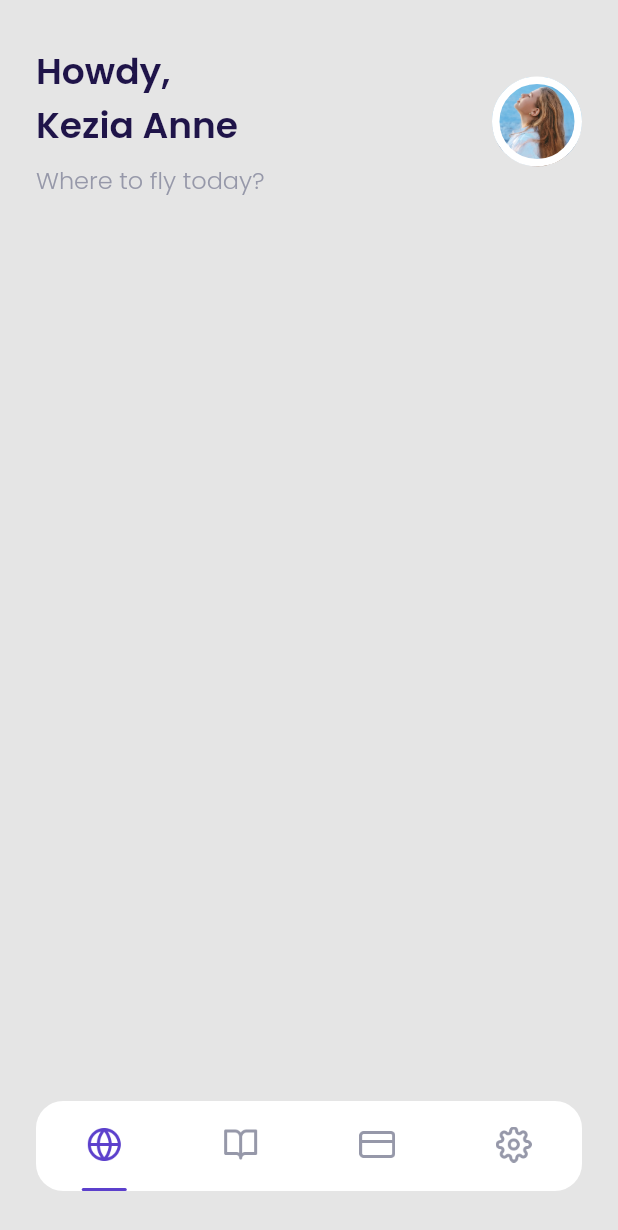
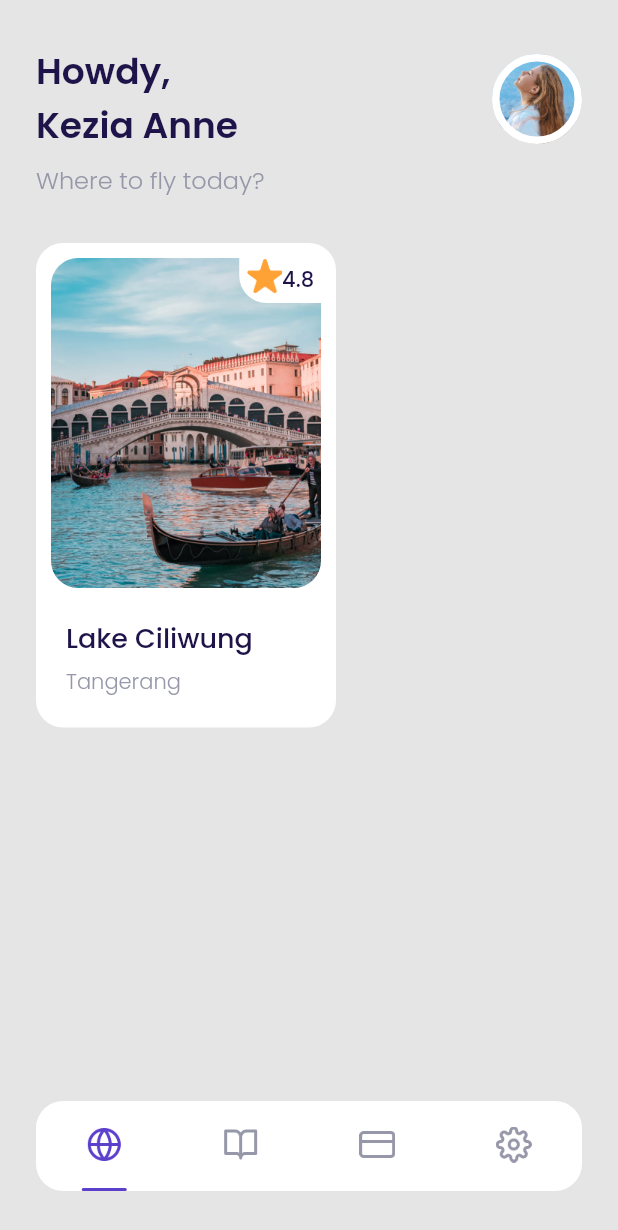
Before and after one commit to embunazzahra/travel_app, a Flutter app: the screen it shows after launch, on a phone screen of 412 x 824 dp. Shown: the top 1230 px of the screen. Run offline on Flutter 3.47's test engine with Material 2 defaults, Android fonts, the phone set to English and light mode, and no system bars; our stand-ins replace google_fonts.

Commit message:
destination section_1

```diff
--- a/lib/ui/pages/home_page.dart
+++ b/lib/ui/pages/home_page.dart
@@ -8,7 +8,11 @@ class HomePage extends StatelessWidget {
     return Container(
       margin:
           EdgeInsets.only(right: defaultMargin, left: defaultMargin, top: 30),
-      child: Row(
+      child: Column(
+        crossAxisAlignment: CrossAxisAlignment.start,
+        children: [
+          Row(
+            mainAxisAlignment: MainAxisAlignment.center,
             children: [
               Expanded(
                 child: Column(
@@ -16,15 +20,9 @@ class HomePage extends StatelessWidget {
                   children: [
                     Text(
                       'Howdy,\nKezia Anne',
-                  style: blackFont.copyWith(fontSize: 24, fontWeight: semiBold),
+                      style: blackFont.copyWith(
+                          fontSize: 24, fontWeight: semiBold),
                     ),
-                SizedBox(
-                  height: 6,
-                ),
-                Text(
-                  'Where to fly today?',
-                  style: greyFont.copyWith(fontWeight: light, fontSize: 16),
-                )
                   ],
                 ),
               ),
@@ -42,6 +40,94 @@ class HomePage extends StatelessWidget {
               )
             ],
           ),
+          SizedBox(
+            height: 6,
+          ),
+          Text(
+            'Where to fly today?',
+            style: greyFont.copyWith(fontWeight: light, fontSize: 16),
+          )
+        ],
+      ),
+    );
+  }
+
+  Widget destinationSection() {
+    return Row(
+      children: [
+        Container(
+          margin: EdgeInsets.symmetric(horizontal: defaultMargin, vertical: 30),
+          padding: EdgeInsets.only(top: 10, right: 10, left: 10, bottom: 20),
+          width: 200,
+          height: 323,
+          decoration: BoxDecoration(
+            color: kWhiteColor,
+            borderRadius: BorderRadius.circular(defaultRadius),
+          ),
+          child: Column(
+            crossAxisAlignment: CrossAxisAlignment.start,
+            children: [
+              Container(
+                width: 180,
+                height: 220,
+                margin: EdgeInsets.only(bottom: 20),
+                decoration: BoxDecoration(
+                    borderRadius: BorderRadius.circular(defaultRadius),
+                    image: DecorationImage(
+                        image: AssetImage('assets/image_1.png'))),
+                child: Align(
+                  alignment: Alignment.topRight,
+                  child: Container(
+                    width: 54.5,
+                    height: 30,
+                    decoration: BoxDecoration(
+                        color: kWhiteColor,
+                        borderRadius: BorderRadius.only(
+                            bottomLeft: Radius.circular(defaultRadius))),
+                    child: Row(
+                      mainAxisAlignment: MainAxisAlignment.center,
+                      crossAxisAlignment: CrossAxisAlignment.start,
+                      children: [
+                        Container(
+                          height: 24,
+                          width: 24,
+                          decoration: BoxDecoration(
+                              image: DecorationImage(
+                                  image: AssetImage('assets/icon_star.png'))),
+                        ),
+                        Column(
+                          mainAxisAlignment: MainAxisAlignment.center,
+                          children: [
+                            Text(
+                              '4.8',
+                              style: blackFont.copyWith(
+                                  fontWeight: medium, fontSize: 14),
+                            ),
+                          ],
+                        )
+                      ],
+                    ),
+                  ),
+                ),
+              ),
+              Container(
+                margin: EdgeInsets.only(left: 10, bottom: 5),
+                child: Text(
+                  'Lake Ciliwung',
+                  style: blackFont.copyWith(fontSize: 18, fontWeight: medium),
+                ),
+              ),
+              Container(
+                margin: EdgeInsets.only(left: 10),
+                child: Text(
+                  'Tangerang',
+                  style: greyFont.copyWith(fontWeight: light),
+                ),
+              ),
+            ],
+          ),
+        ),
+      ],
     );
   }
 
@@ -50,6 +136,7 @@ class HomePage extends StatelessWidget {
     return ListView(
       children: [
         header(),
+        destinationSection(),
       ],
     );
   }
```
Lines whose indentation alone changed are shown as unchanged.
